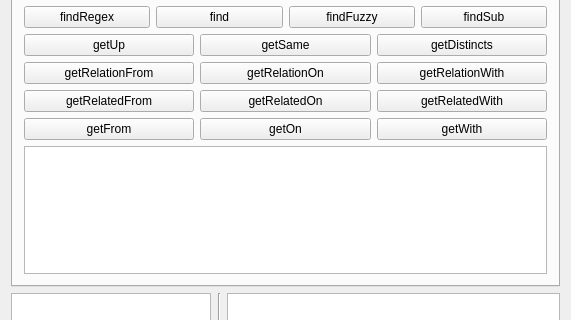
First picture: the form in ui/ontologui.ui, repository sarthou/ontologenius, before the edit; both pictures show x 0 to 571 and y 115 to 435 of the 571 by 585 pixel window.
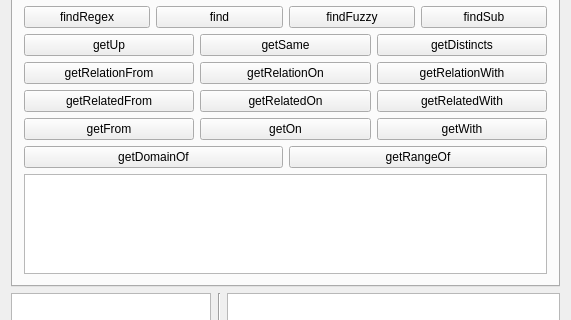
Second picture: the form after the edit. The open tabs and pages were chosen to show the change. Icons and pictures are not drawn. Custom widgets are drawn as their Qt base class.

Commit message: [UPDATE] getDomainOf and getRangeOf for individuals

The edit to the form file:
```diff
--- a/ui/ontologui.ui
+++ b/ui/ontologui.ui
@@ -1032,6 +1032,30 @@
           </item>
          </layout>
         </item>
+        <item>
+         <layout class="QHBoxLayout" name="horizontalLayout_31">
+          <item>
+           <widget class="QPushButtonExtended" name="Individual_getDomainOf">
+            <property name="whatsThis">
+             <string>&lt;html&gt;&lt;head/&gt;&lt;body&gt;&lt;p&gt;&lt;span style=&quot; font-weight:600; font-style:italic;&quot;&gt;getDomainOf&lt;/span&gt; will give you all the properties for which the individual given in the parameter is part of the domain.&lt;br/&gt;&lt;/p&gt;&lt;p&gt;Command line:&lt;/p&gt;&lt;p&gt;&lt;span style=&quot; font-family:'monospace';&quot;&gt;$ rosservice call /ontologenius/individual &quot;{param: 'alice', action: 'getDomainOf'}&quot;&lt;/span&gt;&lt;/p&gt;&lt;p&gt; lt;/p&gt;&lt;/body&gt;&lt;/html&gt;</string>
+            </property>
+            <property name="text">
+             <string>getDomainOf</string>
+            </property>
+           </widget>
+          </item>
+          <item>
+           <widget class="QPushButtonExtended" name="Individual_getRangeOf">
+            <property name="whatsThis">
+             <string>&lt;html&gt;&lt;head/&gt;&lt;body&gt;&lt;p&gt;&lt;span style=&quot; font-weight:600; font-style:italic;&quot;&gt;getRangeOf&lt;/span&gt; will give you all the properties for which the individual given in the parameter is part of the range.&lt;br/&gt;&lt;/p&gt;&lt;p&gt;Command line:&lt;/p&gt;&lt;p&gt;&lt;span style=&quot; font-family:'monospace';&quot;&gt;$ rosservice call /ontologenius/individual &amp;quot;{param: 'bob', action: 'getRangeOf'}&amp;quot;&lt;/span&gt;&lt;/p&gt;&lt;p&gt; &lt;/p&gt;&lt;/body&gt;&lt;/html&gt;</string>
+            </property>
+            <property name="text">
+             <string>getRangeOf</string>
+            </property>
+           </widget>
+          </item>
+         </layout>
+        </item>
         <item>
          <widget class="QTextEdit" name="IndividualDescription">
           <property name="readOnly">
```
The commit also changes 10 other files.
